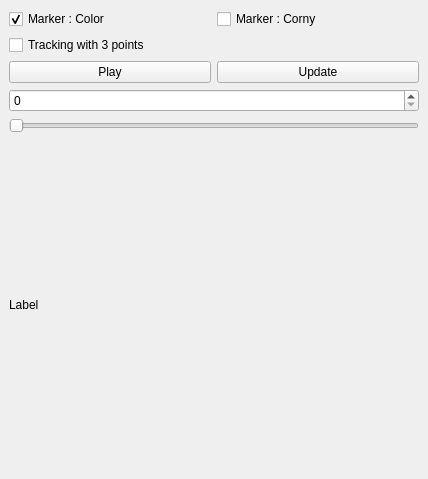
First picture: the form in Plugin/SamplePluginPA10/src/SamplePlugin.ui, repository thalfeust/ROVI1E18_FinalProject, before the edit.
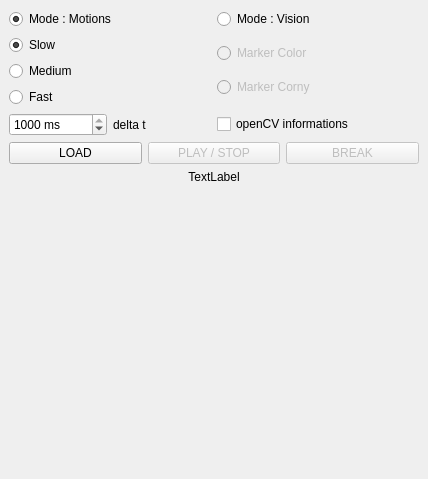
Second picture: the form after the edit.

Commit message: 1) Implementation of the GUI 2) Implementation of the tracking of one point by using the motion file 3) Sorting of the class Tracking

Diff of the .ui file:
```diff
--- a/Plugin/SamplePluginPA10/src/SamplePlugin.ui
+++ b/Plugin/SamplePluginPA10/src/SamplePlugin.ui
@@ -10,6 +10,12 @@
     <height>479</height>
    </rect>
   </property>
+  <property name="sizePolicy">
+   <sizepolicy hsizetype="Preferred" vsizetype="Minimum">
+    <horstretch>0</horstretch>
+    <verstretch>0</verstretch>
+   </sizepolicy>
+  </property>
   <property name="windowTitle">
    <string>DockWidget</string>
   </property>
@@ -21,73 +27,235 @@
        <enum>QLayout::SetMinimumSize</enum>
       </property>
       <item>
-       <widget class="QCheckBox" name="_checkBox_color">
+       <widget class="QRadioButton" name="radioButton_mode1">
         <property name="text">
-         <string>Marker : Color</string>
+         <string>Mode : Motions</string>
         </property>
         <property name="checked">
          <bool>true</bool>
         </property>
+        <property name="autoExclusive">
+         <bool>false</bool>
+        </property>
        </widget>
       </item>
       <item>
-       <widget class="QCheckBox" name="_checkBox_corny">
+       <widget class="QRadioButton" name="radioButton_mode2">
         <property name="text">
-         <string>Marker : Corny</string>
+         <string>Mode : Vision</string>
+        </property>
+        <property name="autoExclusive">
+         <bool>false</bool>
         </property>
        </widget>
       </item>
      </layout>
     </item>
     <item>
-     <widget class="QCheckBox" name="_checkBox">
-      <property name="text">
-       <string>Tracking with 3 points</string>
-      </property>
-     </widget>
+     <layout class="QHBoxLayout" name="horizontalLayout_6">
+      <item>
+       <layout class="QVBoxLayout" name="verticalLayout">
+        <property name="sizeConstraint">
+         <enum>QLayout::SetNoConstraint</enum>
+        </property>
+        <item>
+         <widget class="QRadioButton" name="rb_m1_Slow">
+          <property name="text">
+           <string>Slow</string>
+          </property>
+          <property name="checked">
+           <bool>true</bool>
+          </property>
+         </widget>
+        </item>
+        <item>
+         <widget class="QRadioButton" name="rb_m1_Medium">
+          <property name="text">
+           <string>Medium</string>
+          </property>
+         </widget>
+        </item>
+        <item>
+         <widget class="QRadioButton" name="rb_m1_Fast">
+          <property name="text">
+           <string>Fast</string>
+          </property>
+         </widget>
+        </item>
+       </layout>
+      </item>
+      <item>
+       <layout class="QVBoxLayout" name="verticalLayout_3">
+        <property name="sizeConstraint">
+         <enum>QLayout::SetNoConstraint</enum>
+        </property>
+        <item>
+         <widget class="QRadioButton" name="rb_m2_Color">
+          <property name="enabled">
+           <bool>false</bool>
+          </property>
+          <property name="text">
+           <string>Marker Color</string>
+          </property>
+         </widget>
+        </item>
+        <item>
+         <widget class="QRadioButton" name="rb_m2_Corny">
+          <property name="enabled">
+           <bool>false</bool>
+          </property>
+          <property name="text">
+           <string>Marker Corny</string>
+          </property>
+         </widget>
+        </item>
+       </layout>
+      </item>
+     </layout>
     </item>
     <item>
-     <layout class="QVBoxLayout" name="verticalLayout">
+     <layout class="QHBoxLayout" name="horizontalLayout_3">
       <property name="sizeConstraint">
        <enum>QLayout::SetMinimumSize</enum>
       </property>
       <item>
-       <layout class="QHBoxLayout" name="_2">
+       <layout class="QHBoxLayout" name="horizontalLayout_4">
         <item>
-         <widget class="QPushButton" name="_btn1">
-          <property name="text">
-           <string>Play</string>
+         <widget class="QSpinBox" name="spinBox_deltaT">
+          <property name="suffix">
+           <string> ms</string>
+          </property>
+          <property name="maximum">
+           <number>1000</number>
+          </property>
+          <property name="singleStep">
+           <number>50</number>
+          </property>
+          <property name="value">
+           <number>1000</number>
           </property>
          </widget>
         </item>
         <item>
-         <widget class="QPushButton" name="_btn0">
+         <widget class="QLabel" name="label">
           <property name="text">
-           <string>Update</string>
+           <string>delta t</string>
           </property>
          </widget>
         </item>
        </layout>
       </item>
       <item>
-       <widget class="QSpinBox" name="_spinBox"/>
+       <widget class="QCheckBox" name="checkBox_m2_openCV">
+        <property name="text">
+         <string>openCV informations</string>
+        </property>
+       </widget>
       </item>
+     </layout>
+    </item>
+    <item>
+     <layout class="QHBoxLayout" name="horizontalLayout_5">
+      <property name="sizeConstraint">
+       <enum>QLayout::SetDefaultConstraint</enum>
+      </property>
       <item>
-       <widget class="QSlider" name="_slider">
-        <property name="orientation">
-         <enum>Qt::Horizontal</enum>
+       <widget class="QPushButton" name="pushButton_Load">
+        <property name="sizePolicy">
+         <sizepolicy hsizetype="Expanding" vsizetype="Fixed">
+          <horstretch>0</horstretch>
+          <verstretch>0</verstretch>
+         </sizepolicy>
         </property>
+        <property name="text">
+         <string>LOAD</string>
+        </property>
        </widget>
       </item>
       <item>
-       <widget class="QLabel" name="_label">
+       <widget class="QPushButton" name="pushButton_Play">
+        <property name="enabled">
+         <bool>false</bool>
+        </property>
+        <property name="sizePolicy">
+         <sizepolicy hsizetype="Expanding" vsizetype="Fixed">
+          <horstretch>0</horstretch>
+          <verstretch>0</verstretch>
+         </sizepolicy>
+        </property>
         <property name="text">
-         <string>Label</string>
+         <string>PLAY / STOP</string>
         </property>
        </widget>
       </item>
+      <item>
+       <widget class="QPushButton" name="pushButton_Break">
+        <property name="enabled">
+         <bool>false</bool>
+        </property>
+        <property name="sizePolicy">
+         <sizepolicy hsizetype="Expanding" vsizetype="Fixed">
+          <horstretch>0</horstretch>
+          <verstretch>0</verstretch>
+         </sizepolicy>
+        </property>
+        <property name="text">
+         <string>BREAK</string>
+        </property>
+       </widget>
+      </item>
      </layout>
     </item>
+    <item>
+     <widget class="QLabel" name="_label">
+      <property name="text">
+       <string>TextLabel</string>
+      </property>
+      <property name="alignment">
+       <set>Qt::AlignHCenter|Qt::AlignTop</set>
+      </property>
+     </widget>
+    </item>
+    <item>
+     <layout class="QHBoxLayout" name="horizontalLayout_2">
+      <item>
+       <widget class="QLabel" name="label_mode">
+        <property name="text">
+         <string/>
+        </property>
+        <property name="alignment">
+         <set>Qt::AlignLeading|Qt::AlignLeft|Qt::AlignTop</set>
+        </property>
+       </widget>
+      </item>
+      <item>
+       <widget class="QLabel" name="label_state">
+        <property name="text">
+         <string/>
+        </property>
+        <property name="alignment">
+         <set>Qt::AlignLeading|Qt::AlignLeft|Qt::AlignTop</set>
+        </property>
+       </widget>
+      </item>
+     </layout>
+    </item>
+    <item>
+     <widget class="QLabel" name="label_log">
+      <property name="sizePolicy">
+       <sizepolicy hsizetype="Preferred" vsizetype="Preferred">
+        <horstretch>0</horstretch>
+        <verstretch>0</verstretch>
+       </sizepolicy>
+      </property>
+      <property name="text">
+       <string/>
+      </property>
+      <property name="alignment">
+       <set>Qt::AlignLeading|Qt::AlignLeft|Qt::AlignTop</set>
+      </property>
+     </widget>
+    </item>
    </layout>
   </widget>
  </widget>
```
The commit also changes 11 other files.
